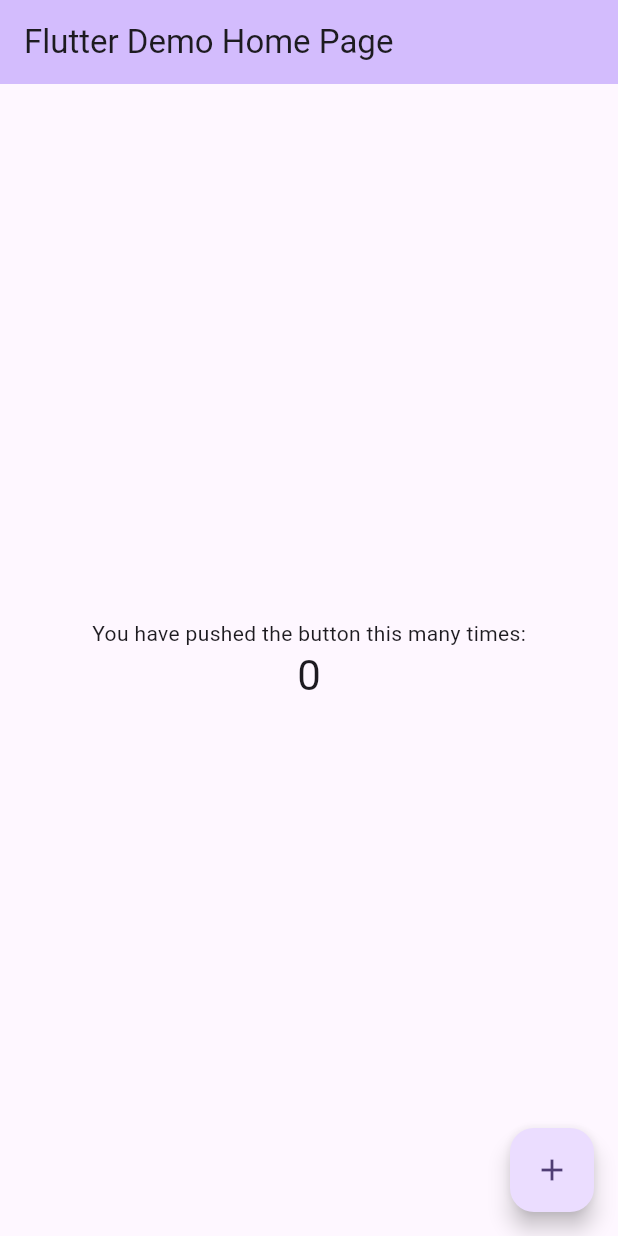
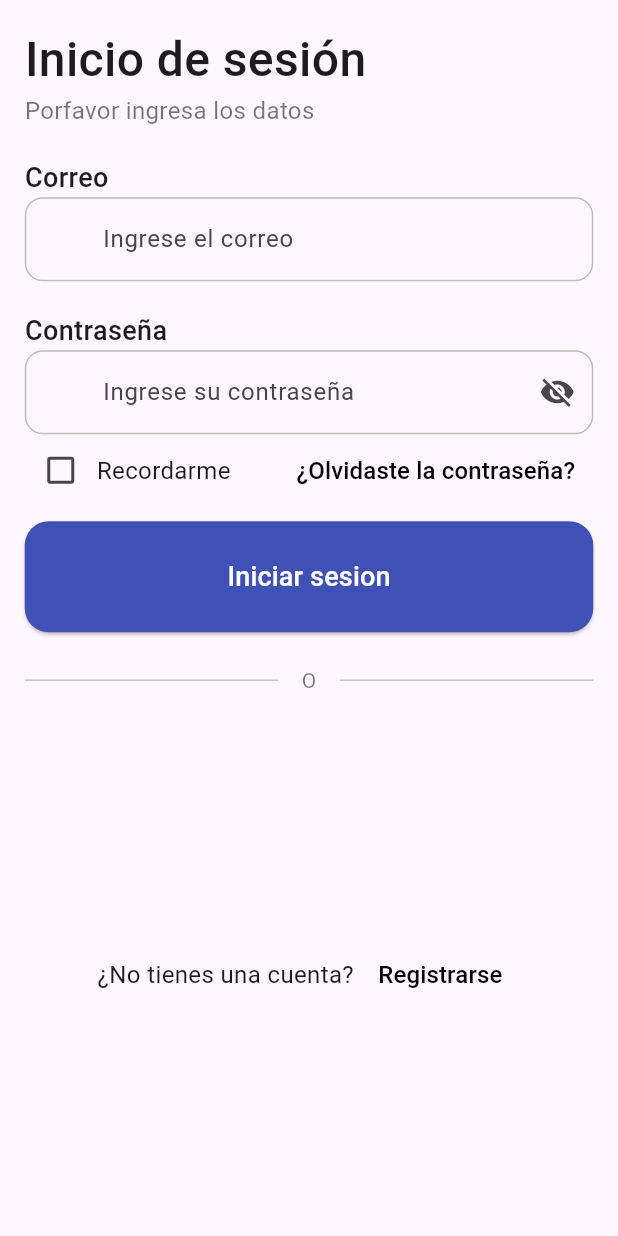
Before and after one commit to calvarez-c/tarea_2_1, a Flutter app: the screen it shows after launch, on a phone screen of 412 x 824 dp. Run offline on Flutter 3.47's test engine with Material 3 defaults, Android fonts, the phone set to English and light mode, and no system bars.

Commit message:
Screen de login

```diff
--- a/aplicacion_login_registro/lib/main.dart
+++ b/aplicacion_login_registro/lib/main.dart
@@ -1,122 +1,15 @@
+import 'package:aplicacion_login_registro/views/login_screen.dart';
 import 'package:flutter/material.dart';
 
 void main() {
-  runApp(const MyApp());
+  runApp(MyApp());
 }
 
 class MyApp extends StatelessWidget {
   const MyApp({super.key});
 
-  // This widget is the root of your application.
   @override
   Widget build(BuildContext context) {
-    return MaterialApp(
-      title: 'Flutter Demo',
-      theme: ThemeData(
-        // This is the theme of your application.
-        //
-        // TRY THIS: Try running your application with "flutter run". You'll see
-        // the application has a purple toolbar. Then, without quitting the app,
-        // try changing the seedColor in the colorScheme below to Colors.green
-        // and then invoke "hot reload" (save your changes or press the "hot
-        // reload" button in a Flutter-supported IDE, or press "r" if you used
-        // the command line to start the app).
-        //
-        // Notice that the counter didn't reset back to zero; the application
-        // state is not lost during the reload. To reset the state, use hot
-        // restart instead.
-        //
-        // This works for code too, not just values: Most code changes can be
-        // tested with just a hot reload.
-        colorScheme: ColorScheme.fromSeed(seedColor: Colors.deepPurple),
-      ),
-      home: const MyHomePage(title: 'Flutter Demo Home Page'),
-    );
+    return MaterialApp(home: LoginScreen());
   }
 }
-
-class MyHomePage extends StatefulWidget {
-  const MyHomePage({super.key, required this.title});
-
-  // This widget is the home page of your application. It is stateful, meaning
-  // that it has a State object (defined below) that contains fields that affect
-  // how it looks.
-
-  // This class is the configuration for the state. It holds the values (in this
-  // case the title) provided by the parent (in this case the App widget) and
-  // used by the build method of the State. Fields in a Widget subclass are
-  // always marked "final".
-
-  final String title;
-
-  @override
-  State<MyHomePage> createState() => _MyHomePageState();
-}
-
-class _MyHomePageState extends State<MyHomePage> {
-  int _counter = 0;
-
-  void _incrementCounter() {
-    setState(() {
-      // This call to setState tells the Flutter framework that something has
-      // changed in this State, which causes it to rerun the build method below
-      // so that the display can reflect the updated values. If we changed
-      // _counter without calling setState(), then the build method would not be
-      // called again, and so nothing would appear to happen.
-      _counter++;
-    });
-  }
-
-  @override
-  Widget build(BuildContext context) {
-    // This method is rerun every time setState is called, for instance as done
-    // by the _incrementCounter method above.
-    //
-    // The Flutter framework has been optimized to make rerunning build methods
-    // fast, so that you can just rebuild anything that needs updating rather
-    // than having to individually change instances of widgets.
-    return Scaffold(
-      appBar: AppBar(
-        // TRY THIS: Try changing the color here to a specific color (to
-        // Colors.amber, perhaps?) and trigger a hot reload to see the AppBar
-        // change color while the other colors stay the same.
-        backgroundColor: Theme.of(context).colorScheme.inversePrimary,
-        // Here we take the value from the MyHomePage object that was created by
-        // the App.build method, and use it to set our appbar title.
-        title: Text(widget.title),
-      ),
-      body: Center(
-        // Center is a layout widget. It takes a single child and positions it
-        // in the middle of the parent.
-        child: Column(
-          // Column is also a layout widget. It takes a list of children and
-          // arranges them vertically. By default, it sizes itself to fit its
-          // children horizontally, and tries to be as tall as its parent.
-          //
-          // Column has various properties to control how it sizes itself and
-          // how it positions its children. Here we use mainAxisAlignment to
-          // center the children vertically; the main axis here is the vertical
-          // axis because Columns are vertical (the cross axis would be
-          // horizontal).
-          //
-          // TRY THIS: Invoke "debug painting" (choose the "Toggle Debug Paint"
-          // action in the IDE, or press "p" in the console), to see the
-          // wireframe for each widget.
-          mainAxisAlignment: MainAxisAlignment.center,
-          children: <Widget>[
-            const Text('You have pushed the button this many times:'),
-            Text(
-              '$_counter',
-              style: Theme.of(context).textTheme.headlineMedium,
-            ),
-          ],
-        ),
-      ),
-      floatingActionButton: FloatingActionButton(
-        onPressed: _incrementCounter,
-        tooltip: 'Increment',
-        child: const Icon(Icons.add),
-      ), // This trailing comma makes auto-formatting nicer for build methods.
-    );
-  }
-}
--- /dev/null
+++ b/aplicacion_login_registro/lib/views/login_screen.dart
@@ -0,0 +1,173 @@
+import 'package:aplicacion_login_registro/widgets/custom_textfield.dart';
+import 'package:flutter/material.dart';
+
+class LoginScreen extends StatefulWidget {
+  LoginScreen({super.key});
+
+  @override
+  State<LoginScreen> createState() => _LoginScreenState();
+}
+
+class _LoginScreenState extends State<LoginScreen> {
+  final emailController = TextEditingController();
+  final passwordController = TextEditingController();
+  bool? recuerdame = false;
+  bool passwordVisible = false;
+
+  @override
+  Widget build(BuildContext context) {
+    return Scaffold(
+      body: SafeArea(
+        child: Padding(
+          padding: const EdgeInsets.all(16.5),
+          child: Column(
+            mainAxisAlignment: MainAxisAlignment.start,
+            crossAxisAlignment: CrossAxisAlignment.start,
+            children: [
+              //TITULOS
+              Text(
+                "Inicio de sesión",
+                style: TextStyle(fontSize: 32, fontWeight: FontWeight.w500),
+              ),
+              Text(
+                "Porfavor ingresa los datos",
+                style: TextStyle(fontSize: 16, color: Colors.black54),
+              ),
+              SizedBox(height: 20),
+
+              //CORREO
+              Text(
+                "Correo",
+                style: TextStyle(fontSize: 18, fontWeight: FontWeight.w500),
+              ),
+              CustomTextField(
+                labelText: "Ingrese el correo",
+                hintText: "",
+                controller: emailController,
+                radius: 12,
+              ),
+              SizedBox(height: 20),
+
+              //CONTRASENIA
+              Text(
+                "Contraseña",
+                style: TextStyle(fontSize: 18, fontWeight: FontWeight.w500),
+              ),
+              CustomTextField(
+                labelText: "Ingrese su contraseña",
+                hintText: "",
+                obscureText: !passwordVisible,
+                controller: passwordController,
+                radius: 12,
+                //ESCONDER O MOSTRAR CONTRASENIA
+                suffixIcon: IconButton(
+                  onPressed: () {
+                    setState(() {
+                      passwordVisible = !passwordVisible;
+                    });
+                  },
+                  icon: Icon(
+                    passwordVisible ? Icons.visibility : Icons.visibility_off,
+                  ),
+                ),
+              ),
+
+              //RECUERDAME Y OLVIDE CONTRASENIA
+              Row(
+                mainAxisAlignment: MainAxisAlignment.start,
+                crossAxisAlignment: CrossAxisAlignment.center,
+                children: [
+                  Checkbox(
+                    value: recuerdame,
+                    onChanged: (bool? newRecuerdame) {
+                      setState(() {
+                        //Agregar utilidad
+                        recuerdame = newRecuerdame;
+                      });
+                    },
+                  ),
+                  Text("Recordarme", style: TextStyle(fontSize: 16)),
+                  Spacer(),
+                  TextButton(
+                    onPressed: () {
+                      //TODO: ir a recuperar contrase;a
+                    },
+                    child: Text(
+                      "¿Olvidaste la contraseña?",
+                      style: TextStyle(fontSize: 16, color: Colors.black),
+                    ),
+                  ),
+                ],
+              ),
+              SizedBox(height: 10),
+
+              //BOTON DE INICIAR SESION
+              SizedBox(
+                width: double.infinity,
+                child: ElevatedButton(
+                  style: ElevatedButton.styleFrom(
+                    backgroundColor: Colors.indigo,
+                    foregroundColor: Colors.white,
+                    shape: RoundedRectangleBorder(
+                      borderRadius: BorderRadiusGeometry.all(
+                        Radius.circular(16),
+                      ),
+                    ),
+                    padding: EdgeInsets.all(24),
+                  ),
+                  onPressed: () {
+                    setState(() {
+                      print("logeo");
+                    });
+                  },
+                  child: Text("Iniciar sesion", style: TextStyle(fontSize: 18)),
+                ),
+              ),
+              SizedBox(height: 10),
+
+              //SEPARADOR
+              Row(
+                mainAxisAlignment: MainAxisAlignment.spaceBetween,
+                mainAxisSize: MainAxisSize.max,
+                children: [
+                  Expanded(child: Divider()),
+                  Padding(
+                    padding: const EdgeInsets.all(12.0),
+                    child: Text(" O ", style: TextStyle(color: Colors.black54)),
+                  ),
+                  Expanded(child: Divider()),
+                ],
+              ),
+              SizedBox(height: 150),
+
+              //AUXILIAR
+              Row(
+                mainAxisAlignment: MainAxisAlignment.center,
+                children: [
+                  Text(
+                    "¿No tienes una cuenta? ",
+                    style: TextStyle(fontSize: 16),
+                  ),
+                  TextButton(
+                    onPressed: () {
+                      // TODO: navegar a Registro
+                      print("registrarse");
+                    },
+                    child: Text(
+                      "Registrarse",
+                      style: TextStyle(
+                        fontSize: 16,
+                        color: Colors.black,
+                        fontWeight: FontWeight.w500,
+                      ),
+                    ),
+                  ),
+                ],
+              ),
+            ],
+          ),
+        ),
+      ),
+    );
+  }
+}
--- /dev/null
+++ b/aplicacion_login_registro/lib/widgets/custom_textfield.dart
@@ -0,0 +1,50 @@
+import 'package:flutter/material.dart';
+
+class CustomTextField extends StatelessWidget {
+  final IconButton? suffixIcon;
+  final String labelText;
+  final String hintText;
+  final IconData? prefixIcon;
+  final bool obscureText;
+  final double radius;
+  final TextInputType? textInputType;
+  final TextEditingController controller;
+
+  const CustomTextField({
+    super.key,
+    this.suffixIcon,
+    required this.labelText,
+    required this.hintText,
+    this.radius = 0.00,
+    this.prefixIcon,
+    this.obscureText = false,
+    this.textInputType,
+    required this.controller,
+  });
+
+  @override
+  Widget build(BuildContext context) {
+    return TextField(
+      keyboardType: textInputType,
+      obscureText: obscureText,
+      controller: controller,
+      decoration: InputDecoration(
+        contentPadding: EdgeInsets.all(16),
+        prefixIcon: Icon(prefixIcon),
+        suffixIcon: suffixIcon,
+        label: Text(labelText),
+        hintText: hintText,
+        //BORDES DEL TEXTFIELD BASE
+        enabledBorder: OutlineInputBorder(
+          borderRadius: BorderRadius.circular(radius),
+          borderSide: BorderSide(color: Colors.grey.shade400),
+        ),
+        //BORDES DEL TEXTFIELD CUANDO SE ESTA INTERACTUANDO
+        focusedBorder: OutlineInputBorder(
+          borderRadius: BorderRadius.circular(radius),
+          borderSide: BorderSide(color: Colors.grey.shade500, width: 2),
+        ),
+      ),
+    );
+  }
+}
```
